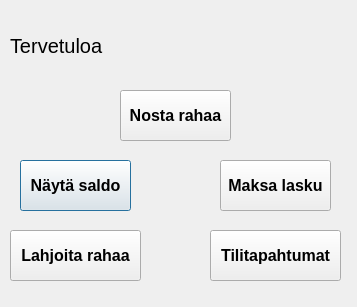
This is banksimul/signedindialog.ui in aryhma/sovellusprojekti as Qt 5 draws it before an edit. The edited form follows.
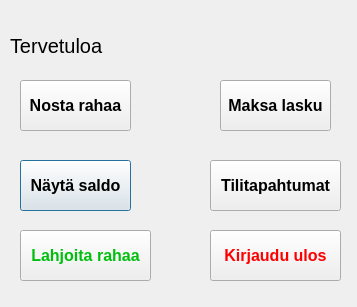
This is the edited form.

Commit message: Lisätty kirjaudu ulos nappi

```diff
--- a/banksimul/signedindialog.ui
+++ b/banksimul/signedindialog.ui
@@ -37,7 +37,7 @@
    <property name="geometry">
     <rect>
      <x>210</x>
-     <y>230</y>
+     <y>160</y>
      <width>131</width>
      <height>51</height>
     </rect>
@@ -56,8 +56,8 @@
   <widget class="QPushButton" name="btnNosta">
    <property name="geometry">
     <rect>
-     <x>120</x>
-     <y>90</y>
+     <x>20</x>
+     <y>80</y>
      <width>111</width>
      <height>51</height>
     </rect>
@@ -76,12 +76,49 @@
   <widget class="QPushButton" name="btnLahjoita">
    <property name="geometry">
     <rect>
-     <x>10</x>
+     <x>20</x>
      <y>230</y>
      <width>131</width>
      <height>51</height>
     </rect>
    </property>
+   <property name="palette">
+    <palette>
+     <active>
+      <colorrole role="ButtonText">
+       <brush brushstyle="SolidPattern">
+        <color alpha="255">
+         <red>0</red>
+         <green>191</green>
+         <blue>12</blue>
+        </color>
+       </brush>
+      </colorrole>
+     </active>
+     <inactive>
+      <colorrole role="ButtonText">
+       <brush brushstyle="SolidPattern">
+        <color alpha="255">
+         <red>0</red>
+         <green>191</green>
+         <blue>12</blue>
+        </color>
+       </brush>
+      </colorrole>
+     </inactive>
+     <disabled>
+      <colorrole role="ButtonText">
+       <brush brushstyle="SolidPattern">
+        <color alpha="255">
+         <red>120</red>
+         <green>120</green>
+         <blue>120</blue>
+        </color>
+       </brush>
+      </colorrole>
+     </disabled>
+    </palette>
+   </property>
    <property name="font">
     <font>
      <pointsize>12</pointsize>
@@ -97,7 +134,7 @@
    <property name="geometry">
     <rect>
      <x>220</x>
-     <y>160</y>
+     <y>80</y>
      <width>111</width>
      <height>51</height>
     </rect>
@@ -131,6 +168,63 @@
     <string>Tervetuloa </string>
    </property>
   </widget>
+  <widget class="QPushButton" name="btnUlos">
+   <property name="geometry">
+    <rect>
+     <x>210</x>
+     <y>230</y>
+     <width>131</width>
+     <height>51</height>
+    </rect>
+   </property>
+   <property name="palette">
+    <palette>
+     <active>
+      <colorrole role="ButtonText">
+       <brush brushstyle="SolidPattern">
+        <color alpha="255">
+         <red>255</red>
+         <green>0</green>
+         <blue>0</blue>
+        </color>
+       </brush>
+      </colorrole>
+     </active>
+     <inactive>
+      <colorrole role="ButtonText">
+       <brush brushstyle="SolidPattern">
+        <color alpha="255">
+         <red>255</red>
+         <green>0</green>
+         <blue>0</blue>
+        </color>
+       </brush>
+      </colorrole>
+     </inactive>
+     <disabled>
+      <colorrole role="ButtonText">
+       <brush brushstyle="SolidPattern">
+        <color alpha="255">
+         <red>120</red>
+         <green>120</green>
+         <blue>120</blue>
+        </color>
+       </brush>
+      </colorrole>
+     </disabled>
+    </palette>
+   </property>
+   <property name="font">
+    <font>
+     <pointsize>12</pointsize>
+     <weight>75</weight>
+     <bold>true</bold>
+    </font>
+   </property>
+   <property name="text">
+    <string>Kirjaudu ulos</string>
+   </property>
+  </widget>
  </widget>
  <resources/>
  <connections/>
```
The commit also changes 3 other files.
